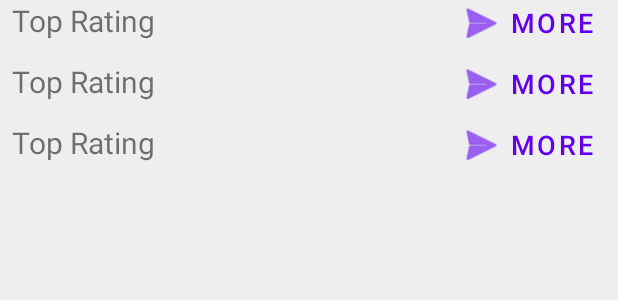
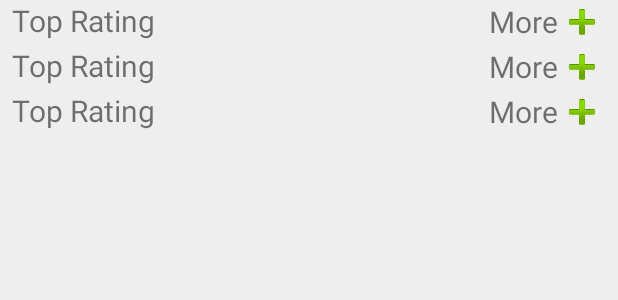
Before and after one commit to Byalko/MovieDB, an Android app: the layout fragment_home.xml on its own in the app's theme, with its tools: preview values and no code run, on a phone screen of 412 x 824 dp. Shown: the top 300 px of the screen. Run offline under Robolectric (Android 15) with nearby library versions, the phone set to English and light mode, and no system bars.

Commit message:
- add 2 new request, optimize repository(HomeRepository), optimize ViewModel(HomeViewModel), improve ui (HomeFragment)

```diff
--- a/app/src/main/java/com/example/test_diplom/data/ApiTMDB.kt
+++ b/app/src/main/java/com/example/test_diplom/data/ApiTMDB.kt
@@ -13,4 +13,10 @@ interface ApiTMDB {
     @GET("movie/popular")
     suspend fun getListPopular() : Response<PopularList>
 
+    @GET("movie/top_rated")
+    suspend fun getListTopRated() : Response<PopularList>
+
+    @GET("movie/upcoming")
+    suspend fun getListUpcoming() : Response<PopularList>
+
 }
--- a/app/src/main/java/com/example/test_diplom/ui/home/HomeAdapter.kt
+++ b/app/src/main/java/com/example/test_diplom/ui/home/HomeAdapter.kt
@@ -45,7 +45,7 @@ class HomeAdapter : RecyclerView.Adapter<HomeAdapter.HomeViewHolder>() {
                 LinearLayoutManager(binding.listFilm.context, LinearLayoutManager.HORIZONTAL, false)
             adapter.differ.submitList(category.content.results)
 
-            binding.more.setOnClickListener {
+            binding.viewMore.setOnClickListener {
                 onItemClickListener?.let {
                     it(category)
                 }
--- /dev/null
+++ b/app/src/main/res/drawable/selector_view_more.xml
@@ -0,0 +1,5 @@
+<?xml version="1.0" encoding="utf-8"?>
+<selector xmlns:android="http://schemas.android.com/apk/res/android">
+    <item android:state_pressed="true" android:drawable="@color/black_grey"/>
+    <item android:drawable="@color/grey"/>
+</selector>
--- a/app/src/main/res/layout/list_iem_category.xml
+++ b/app/src/main/res/layout/list_iem_category.xml
@@ -14,17 +14,33 @@
         app:layout_constraintStart_toStartOf="@+id/margin_start"
         app:layout_constraintTop_toTopOf="parent" />
 
-    <Button
-        android:id="@+id/more"
+    <RelativeLayout
+        android:id="@+id/view_more"
+        android:clickable="true"
+        android:background="@drawable/selector_view_more"
         android:layout_width="wrap_content"
         android:layout_height="wrap_content"
-        android:text="More"
-        android:textSize="18sp"
-        app:icon="@android:drawable/ic_menu_send"
-        style="@style/Widget.MaterialComponents.Button.TextButton.Icon"
-        app:layout_constraintBaseline_toBaselineOf="@id/textView"
         app:layout_constraintEnd_toEndOf="@+id/margin_end"
-        app:layout_constraintTop_toTopOf="parent" />
+        app:layout_constraintTop_toTopOf="parent"
+        app:layout_constraintBottom_toTopOf="@+id/list_film">
+
+        <TextView
+            android:id="@+id/text"
+            android:text="More"
+            android:textSize="20sp"
+            android:layout_alignParentStart="true"
+            android:layout_centerVertical="true"
+            android:layout_width="wrap_content"
+            android:layout_height="wrap_content"/>
+
+        <ImageView
+            android:id="@+id/image"
+            android:layout_toEndOf="@+id/text"
+            android:layout_width="wrap_content"
+            android:layout_height="wrap_content"
+            android:layout_centerVertical="true"
+            android:src="@android:drawable/ic_input_add"/>
+    </RelativeLayout>
 
     <androidx.constraintlayout.widget.Guideline
         android:id="@+id/margin_start"
--- a/app/src/main/res/values/colors.xml
+++ b/app/src/main/res/values/colors.xml
@@ -8,6 +8,8 @@
     <color name="black">#FF000000</color>
     <color name="white">#FFFFFFFF</color>
 
+    <color name="black_grey">#68000000</color>
+    <color name="grey">#eeeeee</color>
     <color name="eeee">#FFFFFFFF</color>
     <color name="enabled">#BEFFFFFF</color>
 </resources>
--- a/app/src/main/res/values/themes.xml
+++ b/app/src/main/res/values/themes.xml
@@ -1,6 +1,6 @@
 <resources xmlns:tools="http://schemas.android.com/tools">
     <!-- Base application theme. -->
-    <style name="Theme.Test_diplom" parent="Theme.MaterialComponents.DayNight.DarkActionBar">
+    <style name="Theme.Test_diplom" parent="Theme.MaterialComponents.DayNight.NoActionBar">
         <!-- Primary brand color. -->
         <item name="colorPrimary">@color/purple_500</item>
         <item name="colorPrimaryVariant">@color/purple_700</item>
```
Also changed, not shown: app/src/main/java/com/example/test_diplom/repository/HomeRepository.kt (+10 -4 lines), app/src/main/java/com/example/test_diplom/ui/home/HomeViewModel.kt (+27 -23 lines).
